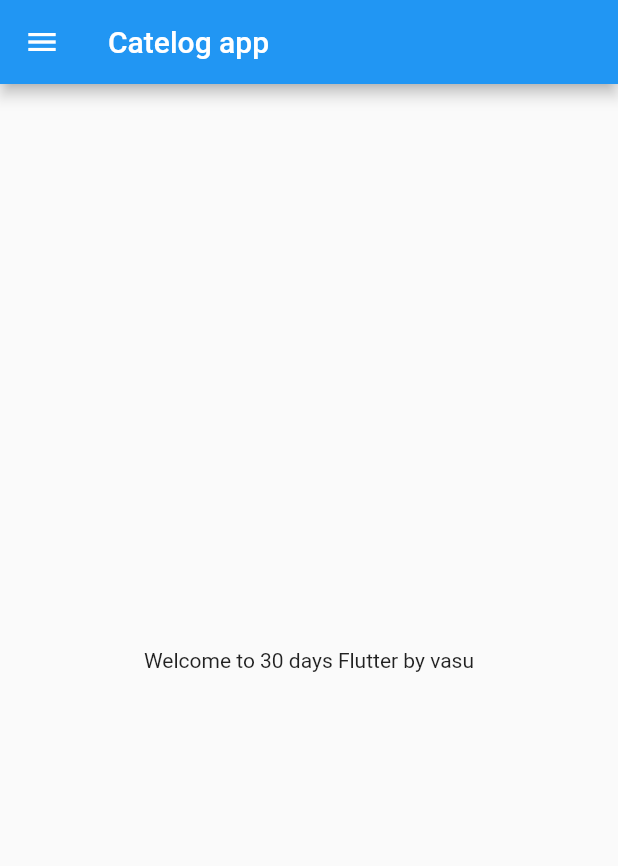
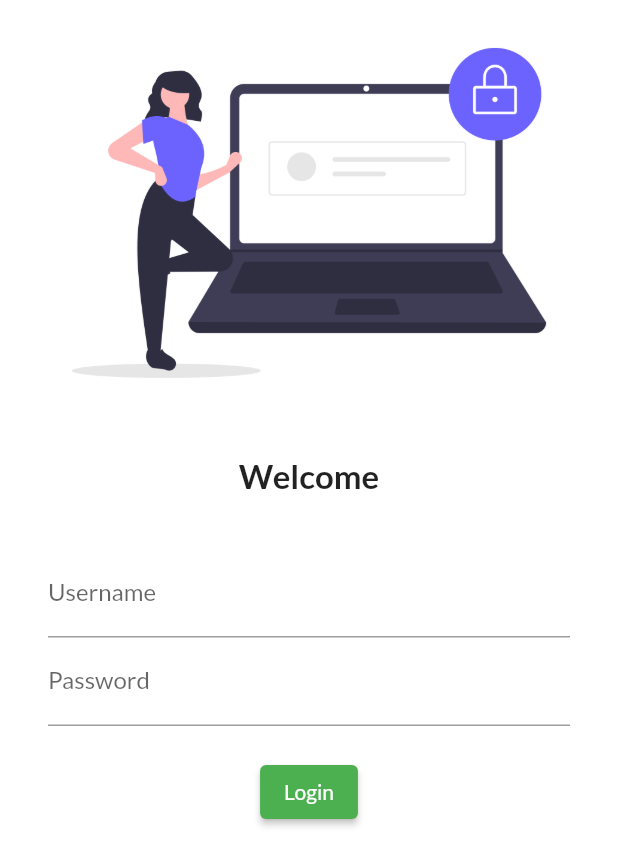
Before and after one commit to vasukushwah/flutter-catelog, a Flutter app: the screen it shows after launch, on a phone screen of 412 x 824 dp. Shown: the top 866 px of the screen. Run offline on Flutter 3.47's test engine with Material 2 defaults, Android fonts, the phone set to English and light mode, and no system bars; our stand-ins replace google_fonts.

```diff
--- a/lib/main.dart
+++ b/lib/main.dart
@@ -1,6 +1,7 @@
 import 'package:flutter/material.dart';
-import 'package:flutter_catelog/home_page.dart';
-
+import 'package:flutter_catelog/pages/home.dart';
+import 'package:flutter_catelog/pages/login.dart';
+import 'package:google_fonts/google_fonts.dart';
 void main() {
   runApp(MyApp());
 }
@@ -11,7 +12,14 @@ class MyApp extends StatelessWidget {
   @override
   Widget build(BuildContext context) {
     return MaterialApp(
-      home: HomePage()
+      theme: ThemeData(
+        primarySwatch: Colors.green,
+        fontFamily: GoogleFonts.lato().fontFamily),
+      initialRoute: "/login",
+      routes: {
+        "/": (context) =>  Login(),
+        "/login":(context) => Login(),
+      }
     );
   }
 }
--- a/lib/home_page.dart
+++ b/lib/pages/home.dart
@@ -1,7 +1,7 @@
 import 'package:flutter/material.dart';
 
-class HomePage extends StatelessWidget {
-  const HomePage({ Key? key }) : super(key: key);
+class Home extends StatelessWidget {
+  const Home({ Key? key }) : super(key: key);
 
   @override
   Widget build(BuildContext context) {
@@ -10,7 +10,7 @@ class HomePage extends StatelessWidget {
     final String name = "vasu";
     return Scaffold(
       appBar: AppBar(
-        title: Text("Catelog app"),
+        title: Text("Catelog App"),
       ),
       body: Center(
         child: Container(
--- /dev/null
+++ b/lib/pages/login.dart
@@ -0,0 +1,60 @@
+import 'package:flutter/material.dart';
+
+class Login extends StatelessWidget {
+  const Login({ Key? key }) : super(key: key);
+
+  @override
+  Widget build(BuildContext context) {
+    return Material(
+      color: Colors.white,
+      child: Column(
+        children:[
+          Image.asset("assets/images/login_image.png",
+          fit: BoxFit.cover,
+          ),
+          SizedBox(
+            height: 20.0,
+          ),
+          Text(
+            "Welcome",
+            style: TextStyle(
+              fontSize: 22,
+              fontWeight: FontWeight.bold
+            ),
+          ),
+          SizedBox(
+            height: 20.0,
+          ),
+          Padding(
+            padding: const EdgeInsets.symmetric(vertical: 16.0,horizontal: 32.0),
+            child: Column(
+              children: [
+                TextFormField(
+              decoration: InputDecoration(
+                hintText:"Enter username",
+                labelText: "Username"
+              ),
+            ),
+            TextFormField(
+              obscureText: true,
+              decoration: InputDecoration(
+                hintText:"Enter password",
+                labelText: "Password"
+              ),
+            ),
+            SizedBox(
+              height: 20.0,
+            ),
+            ElevatedButton(
+              onPressed: (){
+                print("Login button pressed");
+              },
+              child: Text("Login"),
+              style: TextButton.styleFrom(),)
+          ],
+          ),
+        )
+      ],
+      ));
+  }
+}
--- a/pubspec.yaml
+++ b/pubspec.yaml
@@ -28,6 +28,7 @@ dependencies:
   # The following adds the Cupertino Icons font to your application.
   # Use with the CupertinoIcons class for iOS style icons.
   cupertino_icons: ^1.0.2
+  google_fonts: ^2.1.0
 
 dev_dependencies:
   flutter_test:
@@ -45,9 +46,8 @@ flutter:
   uses-material-design: true
 
   # To add assets to your application, add an assets section, like this:
-  # assets:
-  #   - images/a_dot_burr.jpeg
-  #   - images/a_dot_ham.jpeg
+  assets:
+    - assets/images/
 
   # An image asset can refer to one or more resolution-specific "variants", see
   # https://flutter.dev/assets-and-images/#resolution-aware.
```
Also changed, not shown: assets/images/login_image.png (added).
